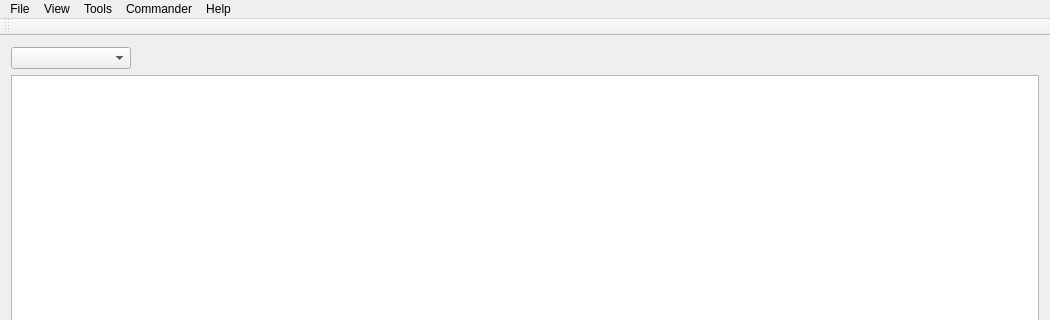
This is MainWindow.ui in tixiv/CAN-Monitor-qt as Qt 5 draws it before an edit; both pictures show x 0 to 1050 and y 0 to 320 of the 1050 by 611 pixel window. The edited form follows.
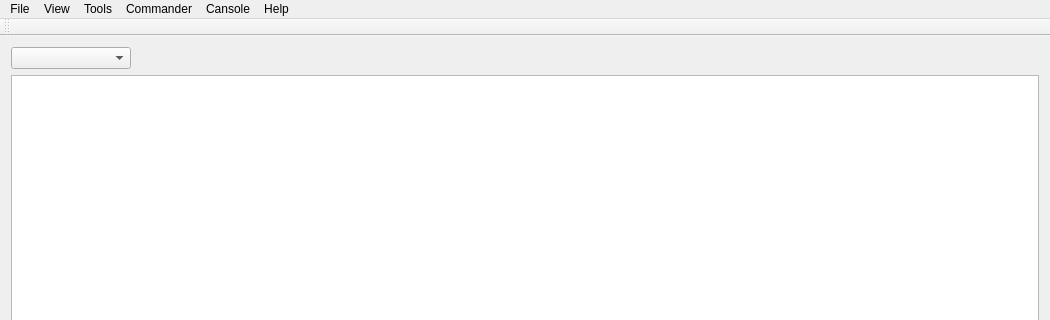
This is the edited form. Icons and pictures are not drawn. Custom widgets are drawn as their Qt base class.

```diff
--- a/MainWindow.ui
+++ b/MainWindow.ui
@@ -172,10 +172,17 @@
     <addaction name="actionTrace"/>
     <addaction name="actionTritium_Simulator"/>
    </widget>
+   <widget class="QMenu" name="menuCansole">
+    <property name="title">
+     <string>Cansole</string>
+    </property>
+    <addaction name="actionOpen_Cansole"/>
+   </widget>
    <addaction name="menuFile"/>
    <addaction name="menuView"/>
    <addaction name="menuTools"/>
    <addaction name="menuCommander"/>
+   <addaction name="menuCansole"/>
    <addaction name="menuHelp"/>
   </widget>
   <widget class="QToolBar" name="mainToolBar">
```
Left out of the diff: 5 changed lines with no effect on the pictures.
